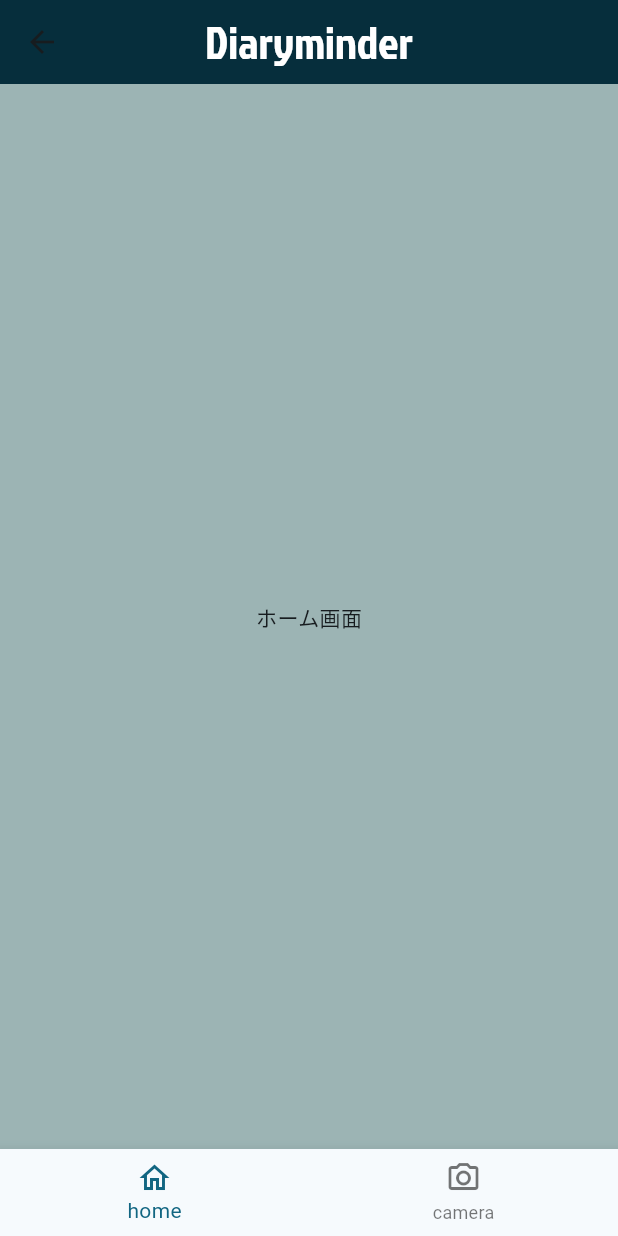
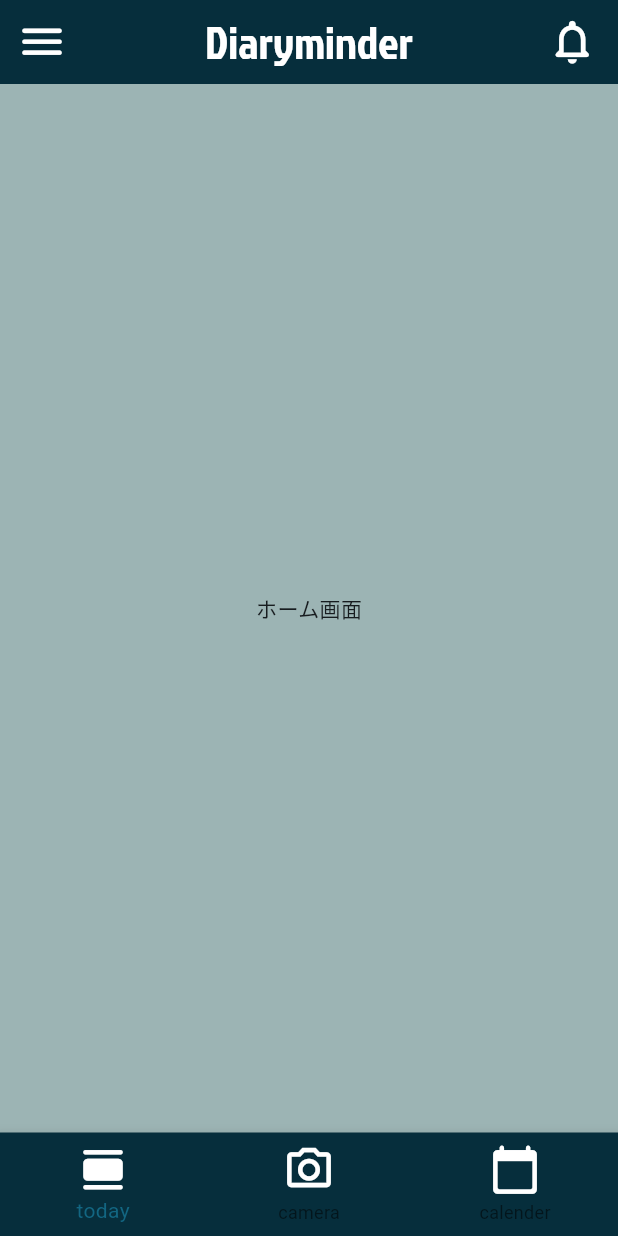
Before and after one commit to soda0408/diaryminder, a Flutter app: the HomePage screen opened directly, on a phone screen of 412 x 824 dp. Run offline on Flutter 3.47's test engine with Material 3 defaults, Android fonts, the phone set to English and light mode, and no system bars.

Commit message:
BottomBarのアイコンをデザイン通りに追加

```diff
--- a/lib/screens/home_screen.dart
+++ b/lib/screens/home_screen.dart
@@ -14,7 +14,16 @@ class _HomePageState extends State<HomePage> {
     return Scaffold(
       appBar: AppBar(
         backgroundColor: AppColor.brand.secondary,
+        automaticallyImplyLeading: false,
         centerTitle: true,
+        leading: IconButton(
+          onPressed: () => Navigator.of(context).pop,
+          icon: Icon(
+            Icons.menu_rounded,
+            color: AppColor.brand.primary,
+            size: 35,
+          ),
+        ),
         title: Text(
           'Diaryminder',
           style: TextStyle(
@@ -23,20 +32,46 @@ class _HomePageState extends State<HomePage> {
             fontSize: 30,
           ),
         ),
+        actions: [
+          IconButton(
+            onPressed: () => Navigator.of(context).pop,
+            icon: Icon(
+              Icons.notifications_none_rounded,
+              color: AppColor.brand.primary,
+              size: 35,
+            ),
+          ),
+          SizedBox(width: 5),
+        ],
       ),
       backgroundColor: AppColor.brand.accent,
       body: Center(child: Text("ホーム画面")),
       bottomNavigationBar: BottomNavigationBar(
-        items: const <BottomNavigationBarItem>[
+        backgroundColor: AppColor.brand.secondary,
+        items: <BottomNavigationBarItem>[
           BottomNavigationBarItem(
-            icon: Icon(Icons.home_outlined),
-            label: 'home',
-            tooltip: 'home',
+            icon: Icon(
+              Icons.calendar_view_day_rounded,
+              color: AppColor.brand.primary,
+              size: 35,
+            ),
+            label: 'today',
           ),
           BottomNavigationBarItem(
-            icon: Icon(Icons.camera_alt_outlined),
+            icon: Icon(
+              Icons.camera_alt_outlined,
+              color: AppColor.brand.primary,
+              size: 35,
+            ),
             label: 'camera',
-            tooltip: 'camera',
+          ),
+          BottomNavigationBarItem(
+            icon: Icon(
+              Icons.calendar_today_rounded,
+              color: AppColor.brand.primary,
+              size: 35,
+            ),
+            label: 'calender',
           ),
         ],
       ),
```
